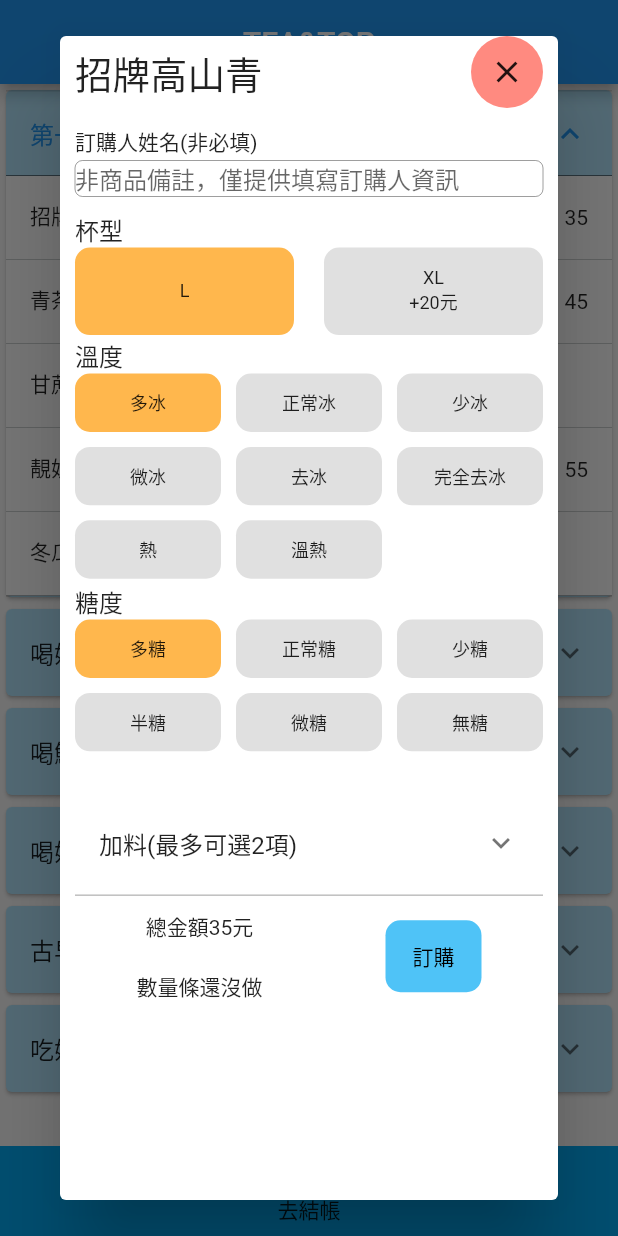
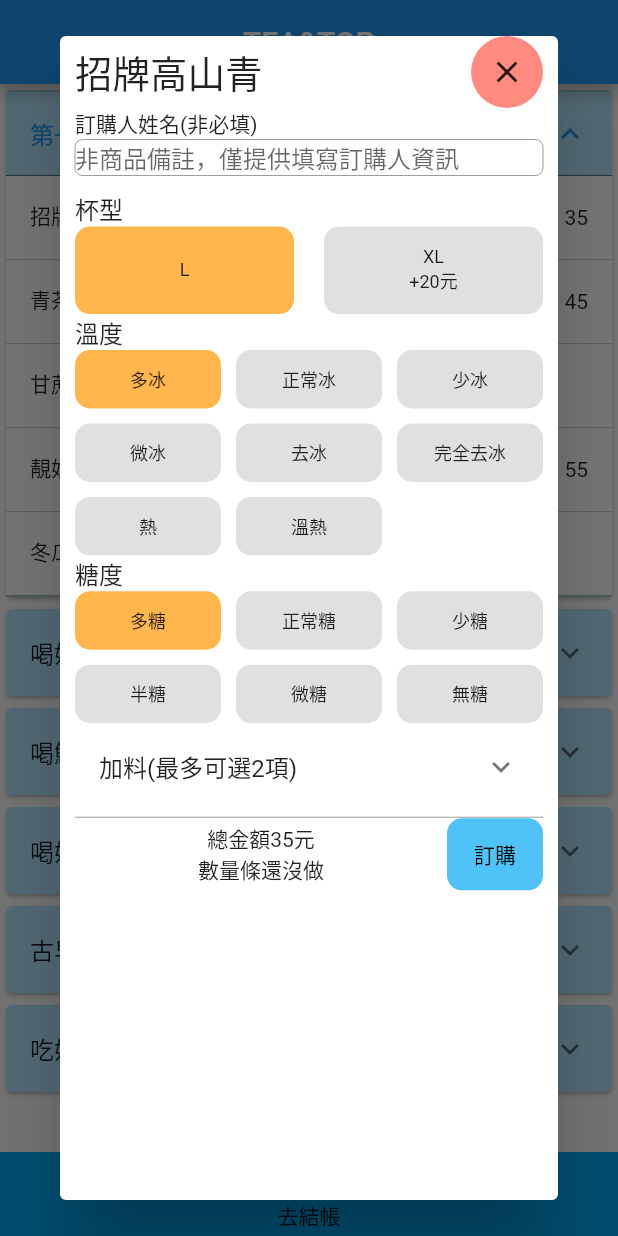
Before and after one commit to ramars250/tea_app, a Flutter app: the screen it shows after launch, after a tap on "第一味青茶系", after a tap on "招牌高山青", on a phone screen of 412 x 824 dp. Run offline on Flutter 3.47's test engine with Material 2 defaults, Android fonts, the phone set to English and light mode, and no system bars.

Commit message:
先將加料的部分進行可單選以及將所有內容的高度做成自適應高度 1.後續需要重新檢視選中狀態，如果沒點選直接按下訂購會因為null而報錯 2.購物車需要做刪除功能 3.加總金額及數量也需要準備進行

```diff
--- a/lib/model/detail_model.dart
+++ b/lib/model/detail_model.dart
@@ -5,10 +5,11 @@ class DetailItems {
   final String cupSize;
   final String iceCube;
   final String sweet;
+  final String feed;
 
   // final String feed;
   DetailItems(
-      this.orderName, this.title, this.cupSize, this.iceCube, this.sweet);
+      this.orderName, this.title, this.cupSize, this.iceCube, this.sweet, this.feed);
 }
 //建立包含DetailItem模型的列表
 class DetailList {
--- a/lib/screen/front_screen.dart
+++ b/lib/screen/front_screen.dart
@@ -7,7 +7,6 @@ import 'package:tea_app/model/customer_list.dart';
 import 'package:tea_app/model/detail_model.dart';
 import 'package:tea_app/model/tea_list.dart';
 import 'package:tea_app/screen//shopping_cart_screen.dart';
-
 
 class FrontScreen extends StatefulWidget {
   @override
@@ -28,6 +27,7 @@ class _FrontScreenState extends State<FrontScreen> {
   String cSize;
   String cIce;
   String cSweet;
+  String cFeed;
 
   @override
   void initState() {
@@ -63,7 +63,7 @@ class _FrontScreenState extends State<FrontScreen> {
         ),
         bottomNavigationBar: Container(
           width: MediaQuery.of(context).size.width,
-          height: 60,
+          height: 56,
           color: Colors.lightBlue,
           child: InkWell(
             onTap: () {
@@ -76,15 +76,6 @@ class _FrontScreenState extends State<FrontScreen> {
                   ),
                 ),
               );
-              // Navigator.push(
-              //   context,
-              //   MaterialPageRoute(
-              //     builder: (context) => DetailPage(
-              //       detailitems:
-              //           DetailItems(cName, cTitle, cSize, cIce, cSweet),
-              //     ),
-              //   ),
-              // );
             },
             child: Padding(
               padding: EdgeInsets.only(top: 8),
@@ -139,13 +130,14 @@ class _FrontScreenState extends State<FrontScreen> {
     return StatefulBuilder(builder: (context, setState) {
       return Container(
         alignment: Alignment.centerLeft,
-        height: 60,
+        // height: 60,
         width: MediaQuery.of(context).size.width,
         child: GridView.builder(
+            shrinkWrap: true,
             gridDelegate: SliverGridDelegateWithFixedCrossAxisCount(
                 crossAxisCount: 2, crossAxisSpacing: 20, childAspectRatio: 2.5),
             //不可滑動
-            physics: NeverScrollableScrollPhysics(),
+            // physics: NeverScrollableScrollPhysics(),
             itemCount: itemList.bPrice != null ? itemList.size.length : 1,
             itemBuilder: (_, index) {
               final size = itemList.size;
@@ -162,8 +154,6 @@ class _FrontScreenState extends State<FrontScreen> {
                   });
                 },
                 child: Container(
-                    width: 50,
-                    height: 25,
                     alignment: Alignment.center,
                     decoration: BoxDecoration(
                         borderRadius: BorderRadius.all(Radius.circular(10)),
@@ -183,15 +173,16 @@ class _FrontScreenState extends State<FrontScreen> {
       builder: (context, setState) {
         return Container(
           alignment: Alignment.centerLeft,
-          height: 140,
+          // height: 140,
           width: MediaQuery.of(context).size.width,
           child: GridView.builder(
+              shrinkWrap: true,
               gridDelegate: SliverGridDelegateWithFixedCrossAxisCount(
                   crossAxisCount: 3,
                   crossAxisSpacing: 10,
                   mainAxisSpacing: 10,
                   childAspectRatio: 2.5),
-              physics: NeverScrollableScrollPhysics(),
+              // physics: NeverScrollableScrollPhysics(),
               itemCount: itemList.hotPrice != null
                   ? cData[0].iceCubes.length
                   : cData[0].iceCubes.length - 2,
@@ -228,14 +219,15 @@ class _FrontScreenState extends State<FrontScreen> {
     return StatefulBuilder(builder: (context, setState) {
       return Container(
         alignment: Alignment.centerLeft,
-        height: 120,
+        // height: 120,
         child: GridView.builder(
+            shrinkWrap: true,
             gridDelegate: SliverGridDelegateWithFixedCrossAxisCount(
                 crossAxisCount: 3,
                 crossAxisSpacing: 10,
                 mainAxisSpacing: 10,
                 childAspectRatio: 2.5),
-            physics: NeverScrollableScrollPhysics(),
+            // physics: NeverScrollableScrollPhysics(),
             itemCount: cData[1].sewwtness.length,
             itemBuilder: (_, index) {
               final sewwt = cData[1];
@@ -250,8 +242,6 @@ class _FrontScreenState extends State<FrontScreen> {
                   });
                 },
                 child: Container(
-                  width: 50,
-                  height: 25,
                   alignment: Alignment.center,
                   decoration: BoxDecoration(
                       borderRadius: BorderRadius.all(Radius.circular(10)),
@@ -282,9 +272,10 @@ class _FrontScreenState extends State<FrontScreen> {
                 mainAxisAlignment: MainAxisAlignment.spaceBetween,
                 children: [
                   Container(
-                    height: 35,
+                    child: Expanded(
                       child: Text(itemList.itemTitle,
                           style: TextStyle(fontSize: 25)),
+                    ),
                   ),
                   Container(
                       decoration: BoxDecoration(
@@ -298,11 +289,9 @@ class _FrontScreenState extends State<FrontScreen> {
                       )),
                 ],
               ),
-              SizedBox(height: 10),
+              // SizedBox(height: MediaQuery.of(context).size.height * 0.0125),
               Container(
-                  alignment: Alignment.centerLeft,
-                  height: 25,
-                  child: Text('訂購人姓名(非必填)')),
+                  alignment: Alignment.centerLeft, child: Text('訂購人姓名(非必填)')),
               Container(
                 child: TextField(
                   controller: textController,
@@ -327,21 +316,22 @@ class _FrontScreenState extends State<FrontScreen> {
               Text('糖度', style: TextStyle(fontSize: 16)),
               buildSewwt(),
               buildFeed(),
-              SizedBox(height: 5),
+              Padding(padding: EdgeInsets.all(2)),
               Divider(height: 1.5, color: Colors.grey),
               Container(
-                  height: 80,
                   padding: EdgeInsets.only(left: 0, right: 0, bottom: 0),
                   child: Row(
                     crossAxisAlignment: CrossAxisAlignment.center,
                     mainAxisAlignment: MainAxisAlignment.spaceAround,
                     children: [
-                      Column(
+                      Expanded(
+                        child: Column(
                           mainAxisAlignment: MainAxisAlignment.spaceAround,
                           children: [
                             Container(child: Text('總金額${itemList.coldPrice}元')),
                             Container(child: Text('數量條還沒做'))
                           ],
+                        ),
                       ),
                       Container(
                         decoration: BoxDecoration(
@@ -359,19 +349,8 @@ class _FrontScreenState extends State<FrontScreen> {
                               //將訂購頁的資料返回主頁
                               Navigator.pop(
                                   context,
-                                  DetailItems(
-                                      cName, cTitle, cSize, cIce, cSweet));
-                              // print(DetailItems(
-                              //         cName, cTitle, cSize, cIce, cSweet)
-                              //     .title);
-                              // Navigator.of(context).pushNamed(
-                              //     DetailPage().routeName,
-                              //     arguments: {
-                              //       'title': itemList.itemTitle,
-                              //       'size': cSize,
-                              //       'ice': cIce,
-                              //       'sweet': sweet,
-                              //     });
+                                  DetailItems(cName, cTitle, cSize, cIce,
+                                      cSweet, cFeed));
                             }),
                       ),
                     ],
@@ -384,7 +363,8 @@ class _FrontScreenState extends State<FrontScreen> {
   }
 
   //選擇加料的程式
-  ExpansionTile buildFeed() {
+  Widget buildFeed() {
+    return StatefulBuilder(builder: (context, setState) {
       return ExpansionTile(
         title: Text('加料(最多可選2項)', style: TextStyle(fontSize: 16)),
         children: [
@@ -398,21 +378,31 @@ class _FrontScreenState extends State<FrontScreen> {
               physics: NeverScrollableScrollPhysics(),
               itemCount: cData[2].feed.length,
               itemBuilder: (_, index) {
-              final feedList = cData[2].feed[index];
-              return Container(
-                width: 50,
-                height: 25,
+                final feed = cData[2];
+                final feedList = feed.feed[index];
+                bool tapped = index == tap_index;
+                return GestureDetector(
+                  onTap: () {
+                    setState(() {
+                      // print("Tapped index: $index");
+                      tap_index = index;
+                      cFeed = feedList;
+                    });
+                  },
+                  child: Container(
                     alignment: Alignment.center,
                     decoration: BoxDecoration(
                         borderRadius: BorderRadius.all(Radius.circular(10)),
-                    color: Colors.orange[300]),
+                        color: tapped ? Colors.orange[300] : Colors.grey[300]),
                     child: Text(feedList,
                         style: TextStyle(fontSize: 12),
                         textAlign: TextAlign.center),
+                  ),
                 );
               }),
         ],
       );
+    });
   }
 
   //解析tea.json資料
@@ -445,8 +435,9 @@ class _FrontScreenState extends State<FrontScreen> {
 
   //將Dialog返回的資料做成陣列
   getDetailList() async {
-    final result = DetailItems(cName, cTitle, cSize, cIce, cSweet);
+    final result = DetailItems(cName, cTitle, cSize, cIce, cSweet, cFeed);
     detailList.add(result);
     return detailList;
   }
 }
+//需要重新檢視選中狀態，因為如果都不點選任何內容按下點購會因為null而報錯
```
Also changed, not shown: lib/detail_item.dart (deleted, +0 -30 lines), lib/screen/shopping_cart_screen.dart (+10 -8 lines). Lines whose indentation alone changed are shown as unchanged.
